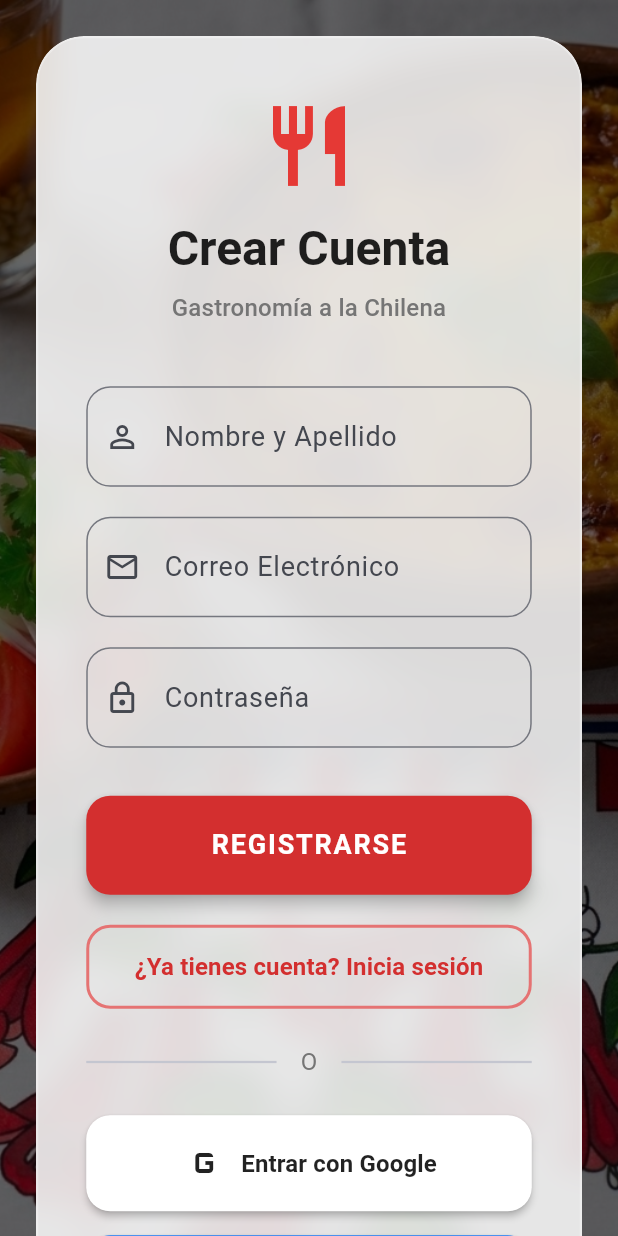
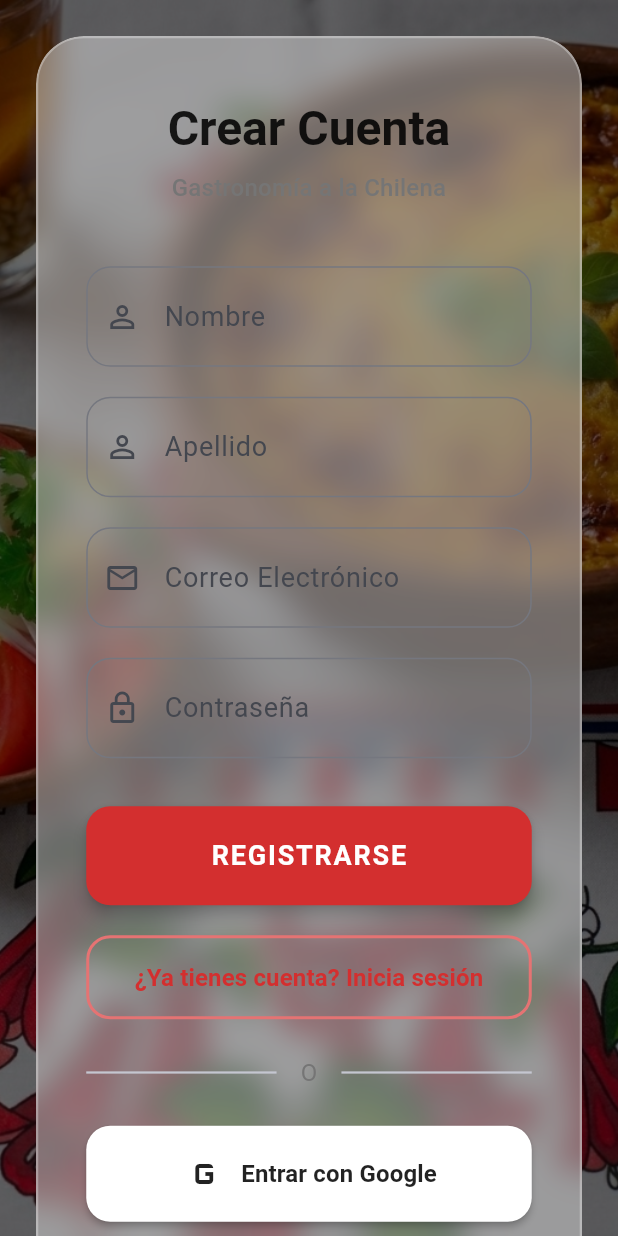
Before and after one commit to GonzaloValderrama/gastronomia-chilena, a Flutter app: the screen it shows after launch, on a phone screen of 412 x 824 dp. Run offline on Flutter 3.47's test engine with Material 3 defaults, Android fonts, the phone set to English and light mode, and no system bars; our stand-ins replace flutter_riverpod, flutter_tts, google_mobile_ads, share_plus, supabase_flutter; missing offline and left inert: video_trimmer; accounts and stored records are empty.

Commit message:
feat: login ui refinements

```diff
--- a/lib/features/auth/presentation/login_screen.dart
+++ b/lib/features/auth/presentation/login_screen.dart
@@ -12,6 +12,7 @@ class LoginScreen extends ConsumerStatefulWidget {
 
 class _LoginScreenState extends ConsumerState<LoginScreen> {
   final _nameController = TextEditingController();
+  final _lastNameController = TextEditingController();
   final _emailController = TextEditingController();
   final _passwordController = TextEditingController();
   bool _isLoading = false;
@@ -20,6 +21,7 @@ class _LoginScreenState extends ConsumerState<LoginScreen> {
   @override
   void dispose() {
     _nameController.dispose();
+    _lastNameController.dispose();
     _emailController.dispose();
     _passwordController.dispose();
     super.dispose();
@@ -30,11 +32,12 @@ class _LoginScreenState extends ConsumerState<LoginScreen> {
     final authRepo = ref.read(authRepositoryProvider);
     try {
       if (_isRegistering) {
+        final fullName = '${_nameController.text.trim()} ${_lastNameController.text.trim()}'.trim();
         await authRepo.signUpWithEmail(
           _emailController.text.trim(),
           _passwordController.text,
-          _nameController.text.trim().isNotEmpty
-              ? _nameController.text.trim()
+          fullName.isNotEmpty
+              ? fullName
               : 'Nuevo Usuario',
         );
         _showMessage('Registro exitoso. Revisa tu correo.', isError: false);
@@ -112,8 +115,8 @@ class _LoginScreenState extends ConsumerState<LoginScreen> {
                   child: Container(
                     decoration: BoxDecoration(
                       color: isDark
-                          ? theme.colorScheme.surface.withOpacity(0.7)
-                          : Colors.white.withOpacity(0.85),
+                          ? theme.colorScheme.surface.withOpacity(0.4)
+                          : Colors.white.withOpacity(0.4),
                       borderRadius: BorderRadius.circular(32),
                       border: Border.all(
                         color: Colors.white.withOpacity(0.3),
@@ -128,12 +131,6 @@ class _LoginScreenState extends ConsumerState<LoginScreen> {
                         crossAxisAlignment: CrossAxisAlignment.stretch,
                         children: [
                           // Header
-                          Icon(
-                            Icons.restaurant,
-                            size: 64,
-                            color: Colors.red.shade600,
-                          ),
-                          const SizedBox(height: 16),
                           Text(
                             _isRegistering ? 'Crear Cuenta' : 'Iniciar Sesión',
                             textAlign: TextAlign.center,
@@ -158,7 +155,20 @@ class _LoginScreenState extends ConsumerState<LoginScreen> {
                               controller: _nameController,
                               style: theme.textTheme.bodyLarge,
                               decoration: InputDecoration(
-                                labelText: 'Nombre y Apellido',
+                                labelText: 'Nombre',
+                                prefixIcon: const Icon(Icons.person_outline),
+                                border: OutlineInputBorder(
+                                  borderRadius: BorderRadius.circular(16),
+                                ),
+                                contentPadding: const EdgeInsets.all(20),
+                              ),
+                            ),
+                            const SizedBox(height: 20),
+                            TextField(
+                              controller: _lastNameController,
+                              style: theme.textTheme.bodyLarge,
+                              decoration: InputDecoration(
+                                labelText: 'Apellido',
                                 prefixIcon: const Icon(Icons.person_outline),
                                 border: OutlineInputBorder(
                                   borderRadius: BorderRadius.circular(16),
```
